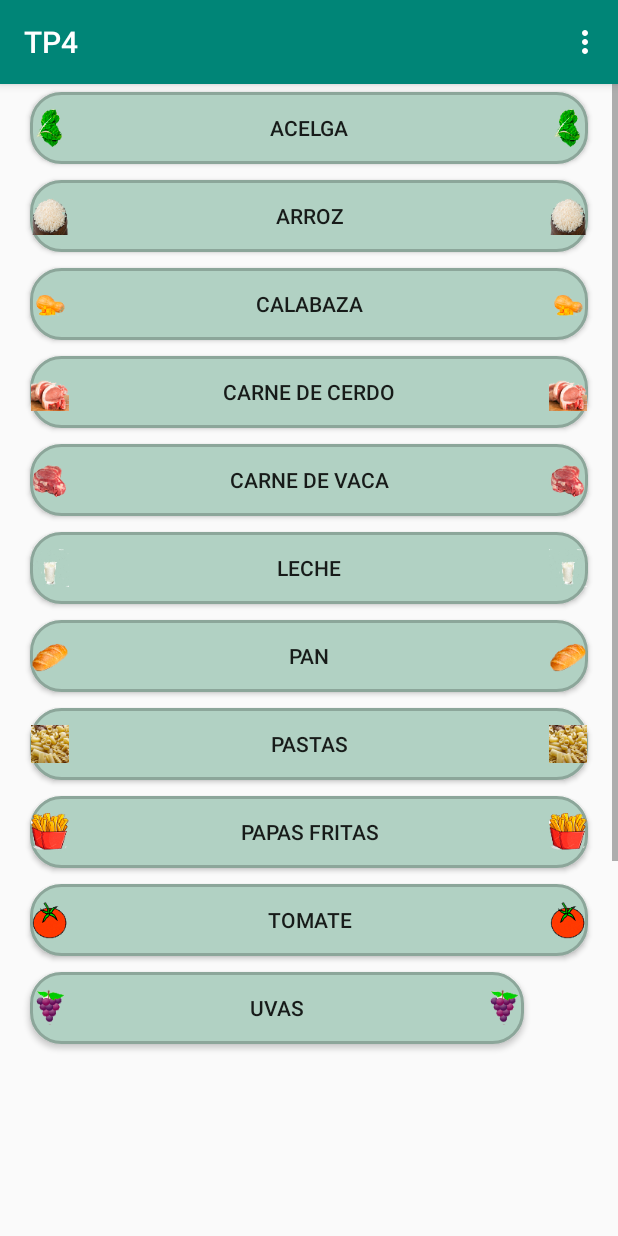
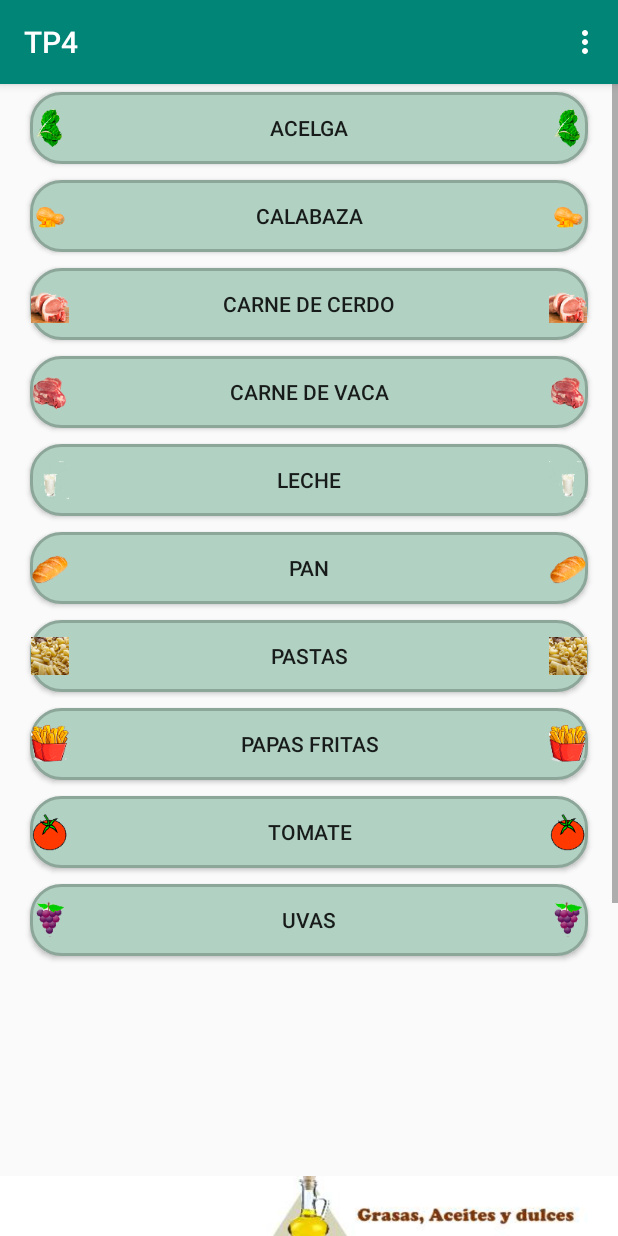
Before and after one commit to santiagoferreira33/TP4, an Android app: the Actividad2 screen opened directly, with no data from a screen before it, on a phone screen of 412 x 824 dp. Run offline under Robolectric (Android 15) with nearby library versions, the phone set to English and light mode, and no system bars.

Commit message:
correccion final

```diff
--- a/app/src/main/res/layout/activity_actividad2.xml
+++ b/app/src/main/res/layout/activity_actividad2.xml
@@ -49,19 +49,6 @@
                 android:drawableLeft="@mipmap/acelga"
                 android:drawableRight="@mipmap/acelga"
                 android:text="@string/acelga" />
-
-            <Button
-                android:id="@+id/botonArroz2"
-                android:layout_width="match_parent"
-                android:layout_height="wrap_content"
-                android:layout_marginLeft="20dp"
-                android:layout_marginTop="5dp"
-                android:layout_marginRight="20dp"
-                android:layout_marginBottom="5dp"
-                android:background="@drawable/boton_redondeado"
-                android:drawableLeft="@mipmap/arroz"
-                android:drawableRight="@mipmap/arroz"
-                android:text="@string/arroz" />
 
                 <Button
                 android:id="@+id/botonCalabaza2"
@@ -169,7 +156,7 @@
 
                 <Button
                     android:id="@+id/botonUvas2"
-                android:layout_width="329dp"
+                    android:layout_width="match_parent"
                     android:layout_height="wrap_content"
                     android:layout_marginLeft="20dp"
                     android:layout_marginTop="5dp"
```
Lines whose indentation alone changed are shown as unchanged.
